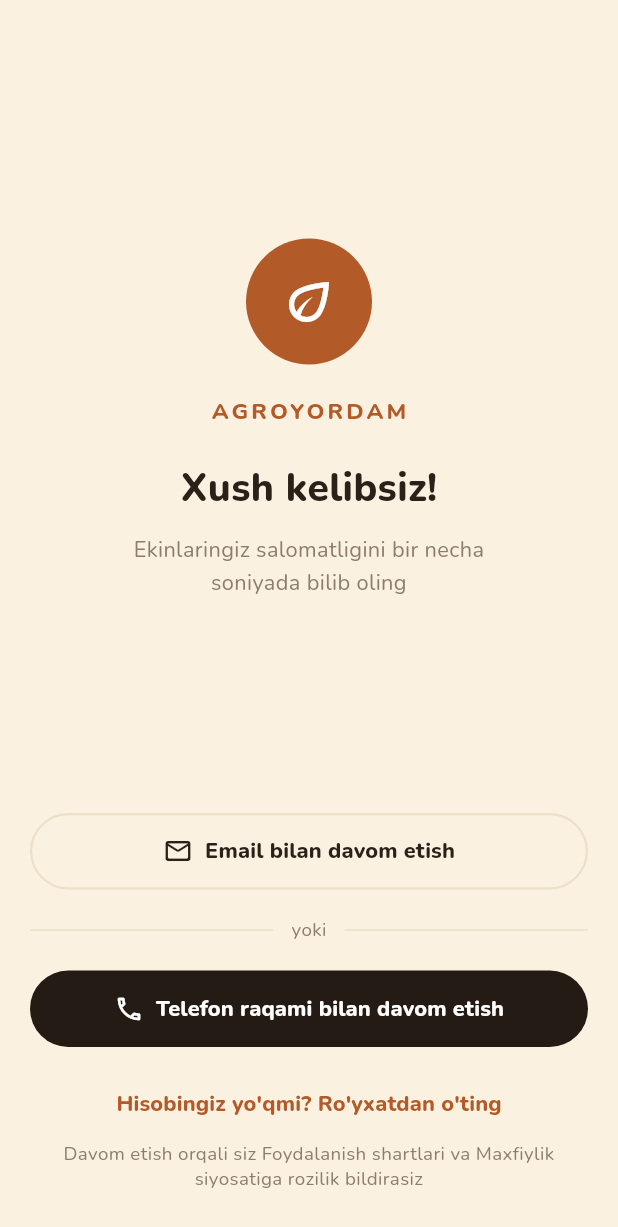
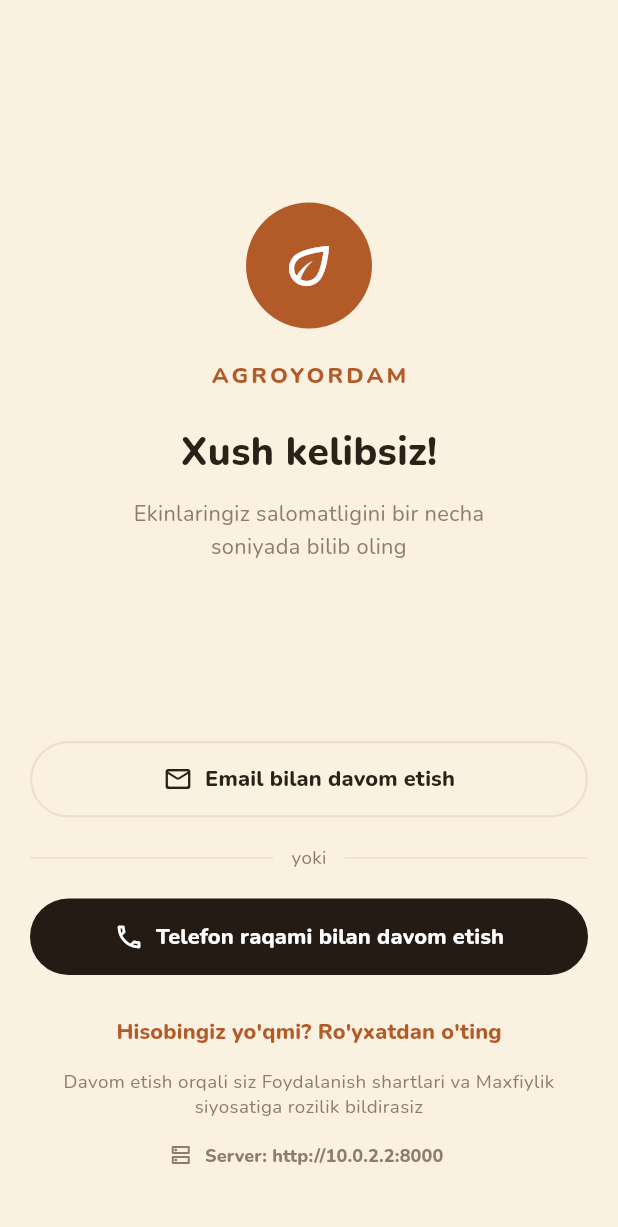
Before and after one commit to Aziimuslim/agroyordam, a Flutter app: the screen it shows after launch, on a phone screen of 412 x 824 dp. Shown: the top 1227 px of the screen. Run offline on Flutter 3.47's test engine with Material 3 defaults, Android fonts, the phone set to English and light mode, and no system bars; our stand-ins replace dio, flutter_riverpod, flutter_secure_storage, go_router, image_picker, shared_preferences; accounts and stored records are empty.

Commit message:
Android APK: GitHub Actions orqali yig'ish va Release'ga yuklash
- android-apk.yml workflow: flutter build apk --release, artifact va
  v0.1.0 pre-release'ga AgroYordam-0.1.apk
- Ilovada server manzilini sozlash (Welcome va Profil), tekshirish tugmasi
- README: APK'ni telefonda sinash bo'yicha yo'riqnoma

Co-Authored-By: Claude Opus 5.5 <noreply@anthropic.com>
Claude-Session: https://claude.ai/code/session_01V9TKQmK7tmqKCHoSr8thmG

```diff
--- a/mobile/lib/core/config.dart
+++ b/mobile/lib/core/config.dart
@@ -5,12 +5,17 @@ class AppConfig {
   static const version = '0.1.0';
 
   static const _apiOverride = String.fromEnvironment('API_URL');
+  static const prefsKey = 'agro_server_url';
+
+  /// Foydalanuvchi ilova ichida kiritgan server manzili (masalan, telefonda http://192.168.1.10:8000).
+  static String? runtimeOverride;
 
   /// Backend manzili:
   /// - `--dart-define=API_URL=...` berilsa — o'sha;
   /// - web release (nginx orqasida) — joriy origin;
   /// - Android emulyator — 10.0.2.2; boshqa hollarda — localhost.
   static String get apiUrl {
+    if (runtimeOverride != null && runtimeOverride!.isNotEmpty) return runtimeOverride!;
     if (_apiOverride.isNotEmpty) return _apiOverride;
     if (kIsWeb) return kReleaseMode ? Uri.base.origin : 'http://localhost:8000';
     if (defaultTargetPlatform == TargetPlatform.android) return 'http://10.0.2.2:8000';
--- a/mobile/lib/presentation/screens/auth/welcome_screen.dart
+++ b/mobile/lib/presentation/screens/auth/welcome_screen.dart
@@ -1,29 +1,32 @@
 import 'package:flutter/material.dart';
+import 'package:flutter_riverpod/flutter_riverpod.dart';
 import 'package:go_router/go_router.dart';
 
 import '../../../core/theme/app_colors.dart';
 import '../../../core/theme/app_icons.dart';
+import '../../../core/config.dart';
 import '../../../core/widgets/widgets.dart';
+import 'server_settings.dart';
 
-class WelcomeScreen extends StatelessWidget {
+class WelcomeScreen extends ConsumerWidget {
   const WelcomeScreen({super.key});
 
   @override
-  Widget build(BuildContext context) {
+  Widget build(BuildContext context, WidgetRef ref) {
     final c = context.c;
     return PageShell(
       padBottom: false,
       scroll: false,
       child: LayoutBuilder(
         builder: (context, box) => SingleChildScrollView(
-          // Kichik ekranlarda ham sig'adi: kamida 640px balandlik, ortig'i scroll bo'ladi
-          child: SizedBox(height: box.maxHeight < 640 ? 640 : box.maxHeight, child: _content(context, c)),
+          // Kichik ekranlarda ham sig'adi: kamida 700px balandlik, ortig'i scroll bo'ladi
+          child: SizedBox(height: box.maxHeight < 700 ? 700 : box.maxHeight, child: _content(context, ref, c)),
         ),
       ),
     );
   }
 
-  Widget _content(BuildContext context, AppColors c) {
+  Widget _content(BuildContext context, WidgetRef ref, AppColors c) {
     return Column(
       children: [
         Expanded(
@@ -87,6 +90,11 @@ class WelcomeScreen extends StatelessWidget {
           textAlign: TextAlign.center,
           style: TextStyle(color: c.muted, fontSize: 12.5, height: 1.4),
         ),
+        TextButton.icon(
+          onPressed: () => showServerSettings(context, ref),
+          icon: Icon(Icons.dns_outlined, size: 16, color: c.muted),
+          label: Text('Server: ${AppConfig.apiUrl}', style: TextStyle(color: c.muted, fontSize: 12)),
+        ),
         const SizedBox(height: 6),
       ],
     );
--- a/mobile/lib/presentation/screens/profile/profile_screen.dart
+++ b/mobile/lib/presentation/screens/profile/profile_screen.dart
@@ -10,6 +10,7 @@ import '../../../core/theme/app_icons.dart';
 import '../../../core/utils/format.dart';
 import '../../../core/widgets/bottom_nav.dart';
 import '../../../core/widgets/widgets.dart';
+import '../auth/server_settings.dart';
 
 class ProfileScreen extends ConsumerWidget {
   const ProfileScreen({super.key});
@@ -90,6 +91,7 @@ class ProfileScreen extends ConsumerWidget {
           value: switch (mode) { ThemeMode.dark => "Qorong'i", ThemeMode.light => "Yorug'", _ => 'Tizim' },
           onTap: () => ref.read(themeModeProvider.notifier).cycle(),
         ),
+        ListRow(icon: Icons.dns_outlined, label: 'Server manzili', onTap: () => showServerSettings(context, ref)),
         ListRow(icon: AppIcons.globe, label: 'Til', value: "O'zbekcha", onTap: () => showToast(context, "Hozircha faqat o'zbek tili")),
         if (user.isAdmin) ListRow(icon: AppIcons.shield, label: 'Admin panel', onTap: () => context.push('/admin')),
         ListRow(
```
Also changed, not shown: mobile/lib/main.dart (+7 -1 lines), mobile/lib/presentation/screens/auth/server_settings.dart (added, +76 -0 lines), 2 other files.
